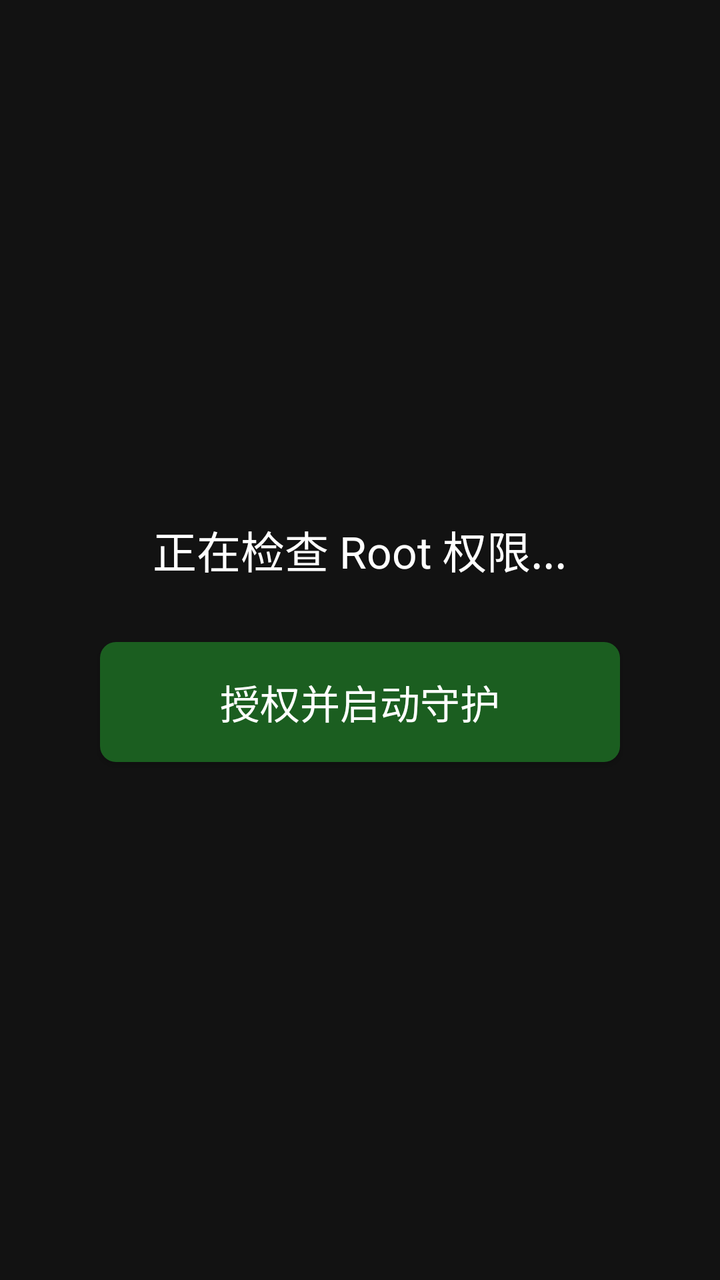
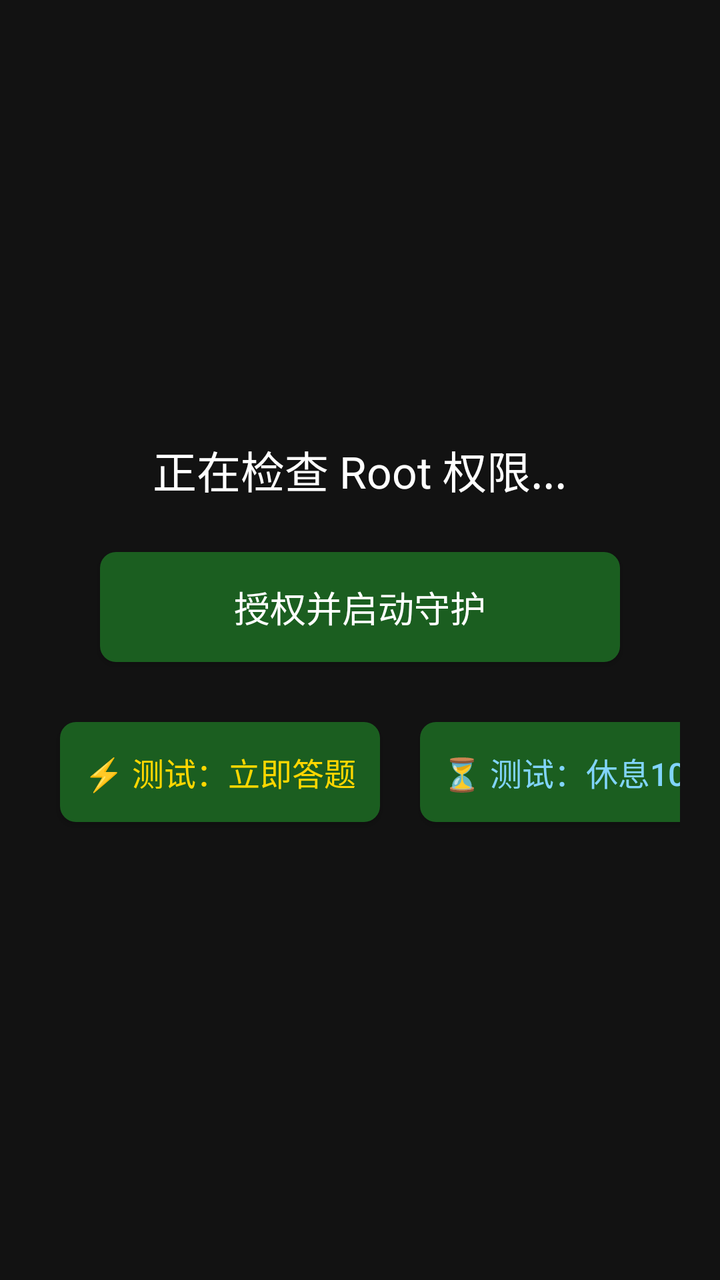

The first picture is an Android layout as it rendered before a commit; the second is the same layout after the commit. The layout source and the unified diff follow.
<!-- AndroidManifest.xml: application theme Theme.AppCompat.NoActionBar -->
<!-- res/layout/activity_main.xml -->
<?xml version="1.0" encoding="utf-8"?>
<LinearLayout xmlns:android="http://schemas.android.com/apk/res/android"
    android:layout_width="match_parent"
    android:layout_height="match_parent"
    android:gravity="center"
    android:orientation="vertical"
    android:background="#121212"
    android:padding="20dp">
    <TextView
        android:id="@+id/tv_status"
        android:layout_width="wrap_content"
        android:layout_height="wrap_content"
        android:textColor="#FFFFFF"
        android:textSize="22sp"
        android:text="正在检查 Root 权限..." />
    <Button
        android:id="@+id/btn_grant"
        android:layout_width="260dp"
        android:layout_height="60dp"
        android:layout_marginTop="30dp"
        android:background="@drawable/btn_tv_selector"
        android:focusable="true"
        android:textColor="#FFFFFF"
        android:textSize="20sp"
        android:text="授权并启动守护" />
</LinearLayout>
<!-- resources referenced by this layout -->
<resources>
  <!-- drawable btn_tv_selector (drawable) -->
  <?xml version="1.0" encoding="utf-8"?>
  <selector xmlns:android="http://schemas.android.com/apk/res/android">
      <item android:state_focused="true">
          <shape>
              <solid android:color="#2E7D32" />
              <stroke android:width="4dp" android:color="#FFD700" />
              <corners android:radius="8dp" />
          </shape>
      </item>
      <item>
          <shape>
              <solid android:color="#1B5E20" />
              <corners android:radius="8dp" />
          </shape>
      </item>
  </selector>
</resources>

<!-- the commit's change to res/layout/activity_main.xml (unified diff, before → after) -->
@@ -6,6 +6,7 @@
     android:orientation="vertical"
     android:background="#121212"
     android:padding="20dp">
+
     <TextView
         android:id="@+id/tv_status"
         android:layout_width="wrap_content"
@@ -13,14 +14,45 @@
         android:textColor="#FFFFFF"
         android:textSize="22sp"
         android:text="正在检查 Root 权限..." />
+
     <Button
         android:id="@+id/btn_grant"
         android:layout_width="260dp"
-        android:layout_height="60dp"
-        android:layout_marginTop="30dp"
+        android:layout_height="55dp"
+        android:layout_marginTop="25dp"
         android:background="@drawable/btn_tv_selector"
         android:focusable="true"
         android:textColor="#FFFFFF"
-        android:textSize="20sp"
+        android:textSize="18sp"
         android:text="授权并启动守护" />
+
+    
+    <LinearLayout
+        android:layout_width="wrap_content"
+        android:layout_height="wrap_content"
+        android:layout_marginTop="20dp"
+        android:orientation="horizontal">
+
+        <Button
+            android:id="@+id/btn_test_quiz"
+            android:layout_width="160dp"
+            android:layout_height="50dp"
+            android:layout_margin="10dp"
+            android:background="@drawable/btn_tv_selector"
+            android:focusable="true"
+            android:textColor="#FFD700"
+            android:textSize="16sp"
+            android:text="⚡ 测试：立即答题" />
+
+        <Button
+            android:id="@+id/btn_test_rest"
+            android:layout_width="160dp"
+            android:layout_height="50dp"
+            android:layout_margin="10dp"
+            android:background="@drawable/btn_tv_selector"
+            android:focusable="true"
+            android:textColor="#81D4FA"
+            android:textSize="16sp"
+            android:text="⏳ 测试：休息10秒" />
+    </LinearLayout>
 </LinearLayout>
